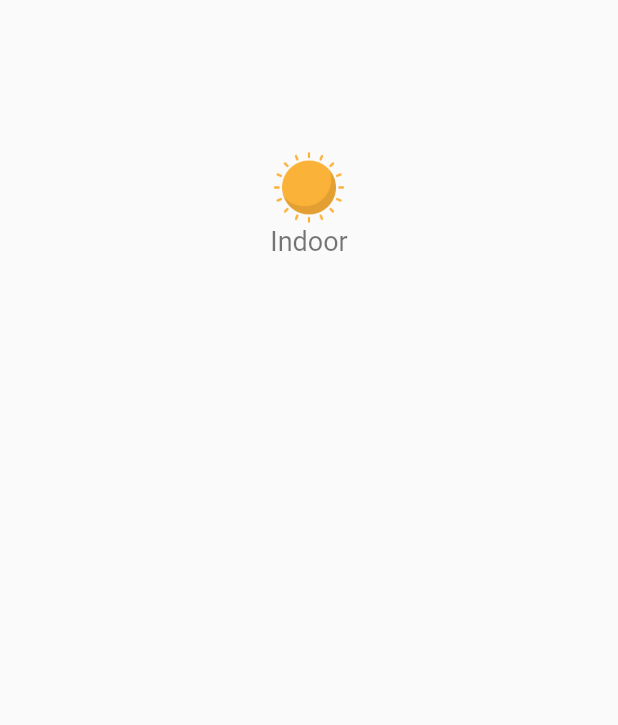
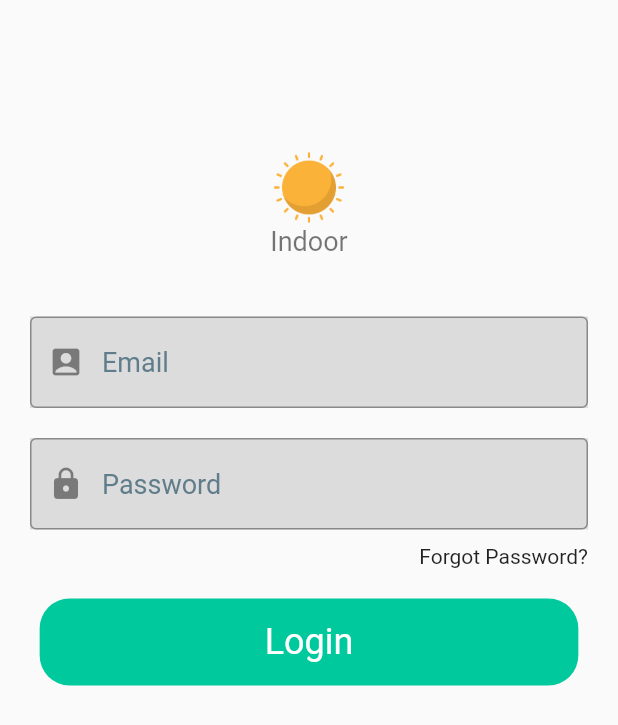
Before and after one commit to iyer99iyer/Covid19-app, a Flutter app: the screen it shows after launch, on a phone screen of 412 x 824 dp. Shown: the top 725 px of the screen. Run offline on Flutter 3.47's test engine with Material 2 defaults, Android fonts, the phone set to English and light mode, and no system bars; Roboto replaces fonts that are missing (Montserrat).

Commit message:
login screen halfway

```diff
--- a/lib/screens/login_screen.dart
+++ b/lib/screens/login_screen.dart
@@ -9,23 +9,93 @@ class _LoginScreenState extends State<LoginScreen> {
   @override
   Widget build(BuildContext context) {
     return Scaffold(
-      body: Center(
+      body: Container(
+        padding: EdgeInsets.only(top: 100.0, right: 20, left: 20, bottom: 20),
         child: Column(
+          crossAxisAlignment: CrossAxisAlignment.center,
           children: <Widget>[
+            Column(
+              children: <Widget>[
+                Image(
+                  image: AssetImage('images/logo.png'),
+                  width: 50,
+                ),
+                Text(
+                  'Indoor',
+                  style: TextStyle(color: Colors.black54, fontSize: 18),
+                ),
+              ],
+            ),
             SizedBox(
-              height: 100,
+              height: 40,
             ),
-            Image(
-              image: AssetImage('images/logo.png'),
-              width: 50,
+            Column(
+              crossAxisAlignment: CrossAxisAlignment.end,
+              children: <Widget>[
+                buildTextField('Email'),
+                SizedBox(
+                  height: 20,
+                ),
+                buildTextField('Password'),
+                SizedBox(
+                  height: 10,
+                ),
+                Text(
+                  'Forgot Password?',
+                  textAlign: TextAlign.end,
+                ),
+                SizedBox(
+                  height: 20,
+                ),
+              ],
             ),
-            Text(
-              'Indoor',
-              style: TextStyle(color: Colors.black54, fontSize: 18),
-            ),
+            CustomButton(text: 'Login')
           ],
         ),
       ),
     );
   }
+
+  Widget buildTextField(String hintText) {
+    return Container(
+      color: Colors.black12,
+      child: TextField(
+        obscureText: hintText == 'Password' ? true : false,
+        decoration: InputDecoration(
+            prefixIcon:
+                Icon(hintText == 'Password' ? Icons.lock : Icons.account_box),
+            hintText: hintText,
+            hintStyle: TextStyle(
+              color: Colors.blueGrey,
+              fontSize: 18.0,
+            ),
+            border: OutlineInputBorder()),
+      ),
+    );
+  }
 }
+
+class CustomButton extends StatelessWidget {
+  CustomButton({this.text});
+
+  String text;
+
+  @override
+  Widget build(BuildContext context) {
+    return Container(
+      padding: EdgeInsets.symmetric(horizontal: 150, vertical: 15),
+      decoration: BoxDecoration(
+        color: Color(0xFF00CA9D),
+        borderRadius: BorderRadius.circular(20),
+      ),
+      child: Text(
+        text,
+        style: TextStyle(
+          fontSize: 24,
+          fontFamily: 'Montserrat',
+          color: Colors.white,
+        ),
+      ),
+    );
+  }
+}
--- a/pubspec.yaml
+++ b/pubspec.yaml
@@ -23,6 +23,7 @@ dependencies:
   # The following adds the Cupertino Icons font to your application.
   # Use with the CupertinoIcons class for iOS style icons.
   cupertino_icons: ^0.1.2
+  google_fonts: ^0.4.0
 
 dev_dependencies:
   flutter_test:
```
Also changed, not shown: pubspec.lock.
